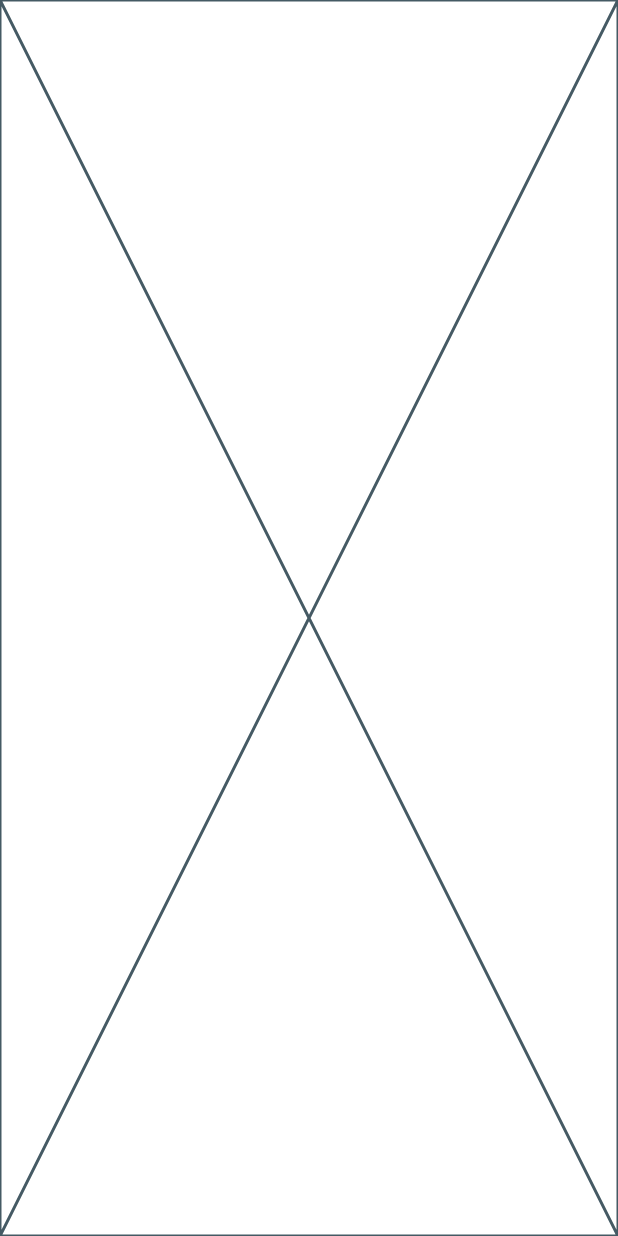
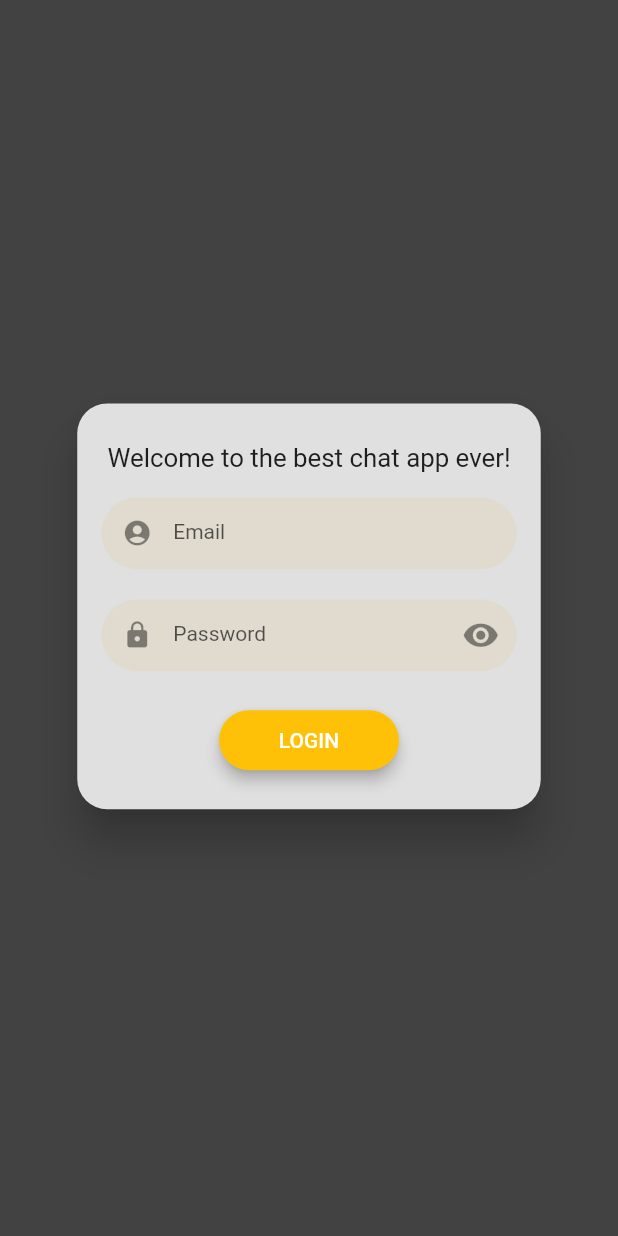
Before and after one commit to SoroushBeigi/chat_app, a Flutter app: the screen it shows after launch, on a phone screen of 412 x 824 dp. Run offline on Flutter 3.47's test engine with Material 2 defaults, Android fonts, the phone set to English and light mode, and no system bars; drawn by our look-alikes of flutter_login; our stand-ins replace responsive_sizer.

Commit message:
Login page UI

```diff
--- a/lib/main.dart
+++ b/lib/main.dart
@@ -1,4 +1,6 @@
+import 'package:chat_app/view/login/login_screen.dart';
 import 'package:flutter/material.dart';
+import 'package:responsive_sizer/responsive_sizer.dart';
 
 void main() {
   runApp(const ChatApp());
@@ -14,6 +16,11 @@ class ChatApp extends StatefulWidget {
 class _ChatAppState extends State<ChatApp> {
   @override
   Widget build(BuildContext context) {
-    return const Placeholder();
+    return MaterialApp(
+      debugShowCheckedModeBanner: false,
+      home: ResponsiveSizer(
+        builder: (context, orientation, screenType) => const LoginScreen(),
+      ),
+    );
   }
 }
--- /dev/null
+++ b/lib/view/login/login_screen.dart
@@ -0,0 +1,43 @@
+import 'package:flutter/material.dart';
+import 'package:flutter_login/flutter_login.dart';
+import 'package:responsive_sizer/responsive_sizer.dart';
+
+class LoginScreen extends StatefulWidget {
+  const LoginScreen({super.key});
+
+  @override
+  State<LoginScreen> createState() => _LoginScreenState();
+}
+
+class _LoginScreenState extends State<LoginScreen> {
+  @override
+  Widget build(BuildContext context) {
+    return Scaffold(
+      backgroundColor: Colors.grey[800],
+      body: FlutterLogin(
+        headerWidget: Center(
+          child: Padding(
+            padding: EdgeInsets.only(bottom: 2.h),
+            child: Text(
+              'Welcome to the best chat app ever!',
+              style: TextStyle(
+                fontSize: 17.sp,
+              ),
+            ),
+          ),
+        ),
+        hideForgotPasswordButton: true,
+        theme: LoginTheme(
+          pageColorDark: Colors.grey[800],
+          pageColorLight: Colors.grey[800],
+          primaryColor: Colors.amber,
+          cardTheme: CardTheme(color: Colors.grey[300]),
+          buttonTheme: LoginButtonTheme(splashColor: Colors.amber[700]),
+        ),
+        onLogin: (p0) => null,
+        onRecoverPassword: (p0) => null,
+        onSubmitAnimationCompleted: () {},
+      ),
+    );
+  }
+}
```
Also changed, not shown: pubspec.yaml (+2 -54 lines), pubspec.lock, 6 other files.
